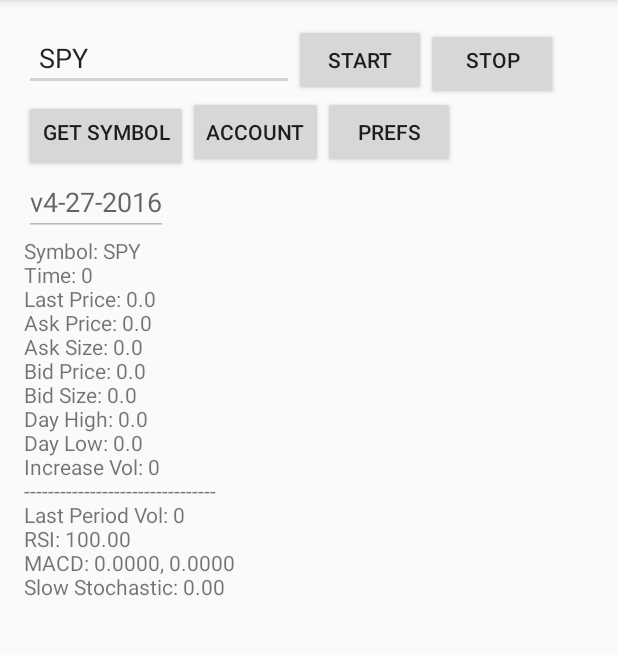
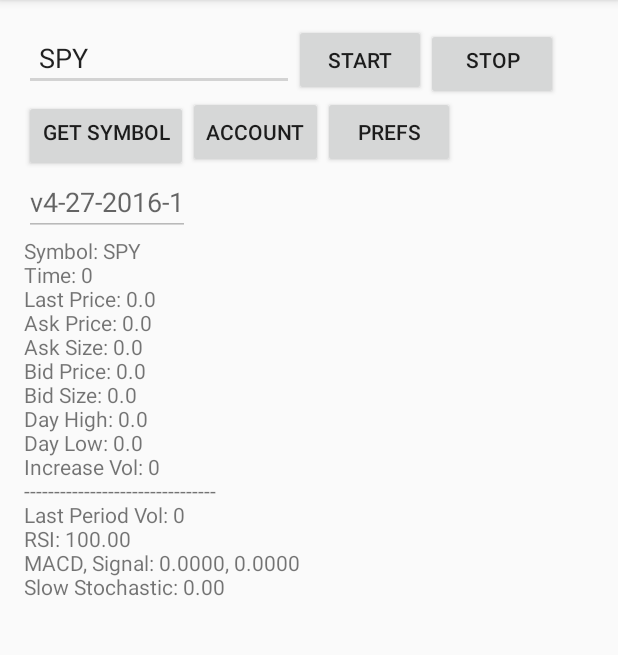
Before and after one commit to mikemey01/Markets, an Android app: the screen it shows after launch (MainActivity), after a tap on "START", on a phone screen of 412 x 824 dp, the part 84-739 px from its top. Run offline under Robolectric (Android 15) with nearby library versions, the phone set to English and light mode, and no system bars; libraries missing offline, so code that uses them is left out: com.github.scribejava.core; 46 statements that could not run were skipped.

Commit message:
version update

```diff
--- a/app/src/main/java/com/chariotinstruments/markets/PhaseOneIndicatorControl.java
+++ b/app/src/main/java/com/chariotinstruments/markets/PhaseOneIndicatorControl.java
@@ -109,7 +109,7 @@
         double curSignal = macd.getSignal();
         macdString = String.format("%.4f", curMACD);
         signalString = String.format("%.4f", curSignal);
-        ret = ret + "MACD: " + macdString + ", " +signalString + "\n";
+        ret = ret + "MACD, Signal: " + macdString + ", " +signalString + "\n";
 
         return ret;
     }
@@ -153,8 +153,7 @@
 
         ema50Diff = Math.abs(ema - marketCandles.get(marketCandles.size()-1).getClose());
 
-        ret = "50 EMA: " + String.format("%.2f", ema) + "\n";
-        ret = ret + "50 EMA Diff: " + String.format("%.2f", ema50Diff) + "\n";
+        ret = "50 EMA, Diff: " + String.format("%.2f", ema) + ", " + String.format("%.2f", ema50Diff) + "\n";
         this.curEMA = ema;
 
         return ret;
--- a/app/src/main/res/layout/activity_main.xml
+++ b/app/src/main/res/layout/activity_main.xml
@@ -87,7 +87,7 @@
             android:layout_width="wrap_content"
             android:layout_height="wrap_content"
             android:layout_below="@+id/getSymbolDataButton"
-            android:hint="v4-27-2016"/>
+            android:hint="v4-27-2016-1"/>
     </LinearLayout>
 
 
```
Also changed, not shown: app/src/main/java/com/chariotinstruments/markets/MainActivity.java (+3 -5 lines).
